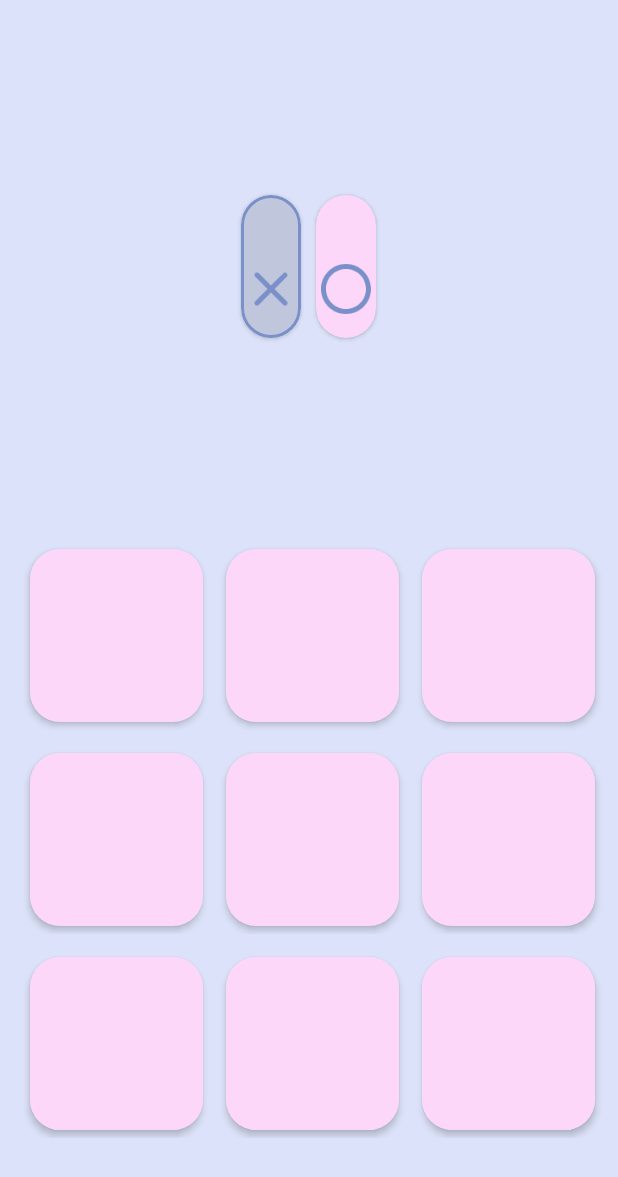
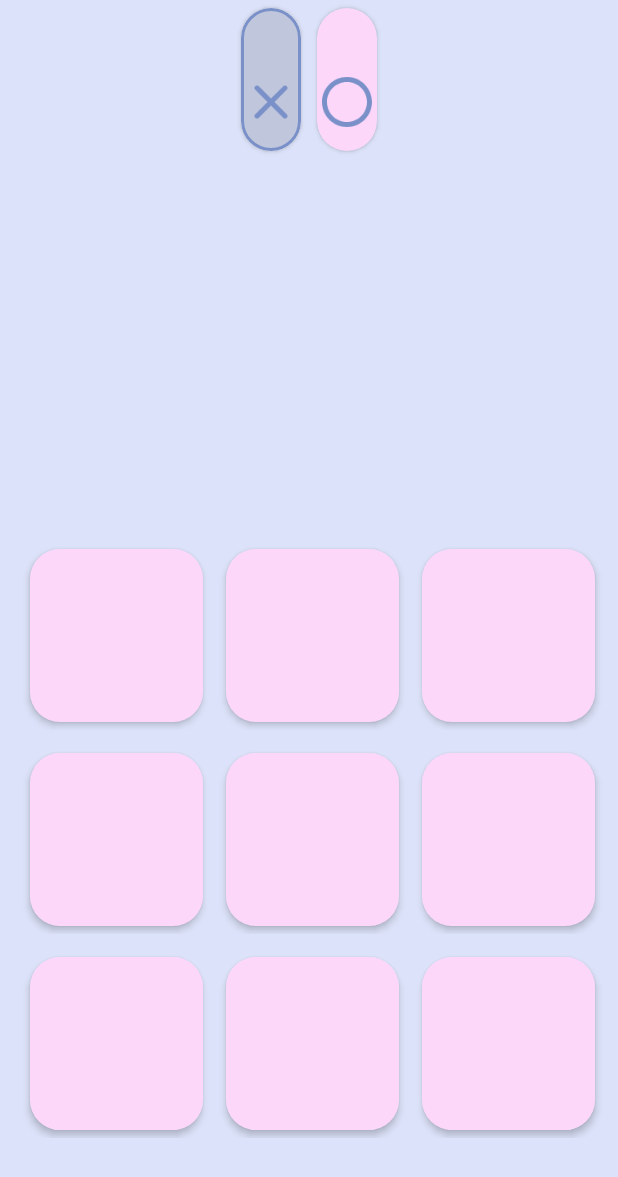
Before and after one commit to marek-guran/Material-You-Tic-Tac-Toe, an Android app: the MainActivity screen opened directly, with no data from a screen before it, on a phone screen of 412 x 824 dp. Shown: the top 1177 px of the screen. Run offline under Robolectric (Android 15) with nearby library versions, the phone set to English and light mode, and no system bars; our stand-ins replace FlexboxLayout.

Commit message:
Small fixes

```diff
--- a/app/build.gradle
+++ b/app/build.gradle
@@ -41,4 +41,6 @@ dependencies {
     testImplementation 'junit:junit:4.13.2'
     androidTestImplementation 'androidx.test.ext:junit:1.1.5'
     androidTestImplementation 'androidx.test.espresso:espresso-core:3.5.1'
+
+    implementation 'com.google.android.flexbox:flexbox:3.0.0'
 }
--- a/app/src/main/java/com/marekguran/tictactoe/ResultDialog.java
+++ b/app/src/main/java/com/marekguran/tictactoe/ResultDialog.java
@@ -23,6 +23,7 @@ public class ResultDialog extends Dialog {
     @Override
     protected void onCreate(Bundle savedInstanceState) {
         super.onCreate(savedInstanceState);
+        getWindow().setBackgroundDrawableResource(android.R.color.transparent);
         setContentView(R.layout.activity_result_dialog);
         TextView messageText = findViewById(R.id.messageText);
         Button startAgainButton = findViewById(R.id.startAgainButton);
--- a/app/src/main/res/layout/activity_add_players.xml
+++ b/app/src/main/res/layout/activity_add_players.xml
@@ -42,6 +42,7 @@
                 android:padding="8dp"
                 android:maxLines="1"
                 android:hint="@string/enter_player_one_name"
+                android:maxLength="24"
                 android:drawableLeft="@drawable/player_one"
                 android:drawablePadding="8dp"/>
 
@@ -53,6 +54,7 @@
                 android:layout_marginTop="20dp"
                 android:padding="8dp"
                 android:maxLines="1"
+                android:maxLength="24"
                 android:hint="@string/enter_player_two_name"
                 android:drawableLeft="@drawable/player_two"
                 android:drawablePadding="8dp"/>
--- a/app/src/main/res/layout/activity_main.xml
+++ b/app/src/main/res/layout/activity_main.xml
@@ -10,21 +10,27 @@
     tools:context=".MainActivity">
 
 
-    <LinearLayout
+    <com.google.android.flexbox.FlexboxLayout
+        android:id="@+id/players"
         android:layout_width="match_parent"
         android:layout_height="wrap_content"
         android:gravity="center"
         android:layout_above="@id/container"
         android:layout_alignParentTop="true"
-        android:orientation="horizontal">
+        app:alignItems="center"
+        app:flexDirection="row"
+        app:justifyContent="center"
+        app:flexWrap="wrap">
 
         <androidx.cardview.widget.CardView
             android:layout_width="wrap_content"
             android:layout_height="wrap_content"
             android:id="@+id/playerOneLayout"
+            android:layout_margin="5dp"
             android:orientation="vertical"
             android:gravity="center"
-            app:cardCornerRadius="20dp">
+            app:cardCornerRadius="20dp"
+            app:layout_flexShrink="1">
 
             <TextView
                 android:layout_width="match_parent"
@@ -50,11 +56,12 @@
         <androidx.cardview.widget.CardView
             android:layout_width="wrap_content"
             android:layout_height="wrap_content"
-            android:layout_marginStart="10dp"
+            android:layout_margin="5dp"
             android:id="@+id/playerTwoLayout"
             android:orientation="vertical"
             android:gravity="center"
-            app:cardCornerRadius="20dp">
+            app:cardCornerRadius="20dp"
+            app:layout_flexShrink="1">
 
             <TextView
                 android:layout_width="match_parent"
@@ -77,7 +84,7 @@
 
         </androidx.cardview.widget.CardView>
 
-    </LinearLayout>
+    </com.google.android.flexbox.FlexboxLayout>
 
     <LinearLayout
         android:layout_width="match_parent"
--- a/app/src/main/res/layout/activity_result_dialog.xml
+++ b/app/src/main/res/layout/activity_result_dialog.xml
@@ -5,7 +5,7 @@
     xmlns:tools="http://schemas.android.com/tools"
     android:layout_width="match_parent"
     android:layout_height="match_parent"
-    android:background="@color/result_card"
+    android:background="@android:color/transparent"
     tools:context=".ResultDialog">
 
     <LinearLayout
```
